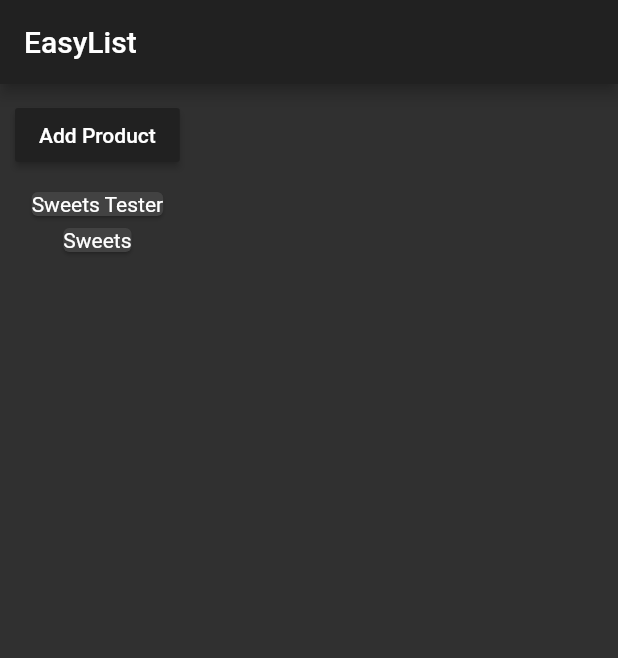
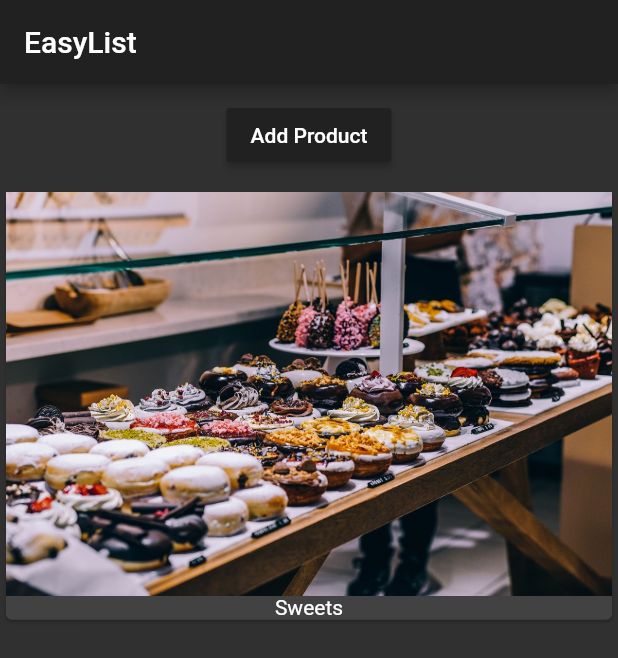
Before and after one commit to GianclaudioCarella/flutter_course, a Flutter app: the screen it shows after launch, after a tap on "Add Product", on a phone screen of 412 x 824 dp. Shown: the top 658 px of the screen. Run offline on Flutter 3.47's test engine with Material 2 defaults, Android fonts, the phone set to English and light mode, and no system bars.

```diff
--- a/lib/product_manager.dart
+++ b/lib/product_manager.dart
@@ -6,7 +6,7 @@ import './product_control.dart';
 class ProductManager extends StatefulWidget {
   final String startingProduct;
 
-  ProductManager({this.startingProduct = 'Sweets Tester'}) {
+  ProductManager({this.startingProduct}) {
     print('[ProductManager Widget] Constructor');
   }
 
@@ -23,8 +23,10 @@ class _ProductManagerState extends State<ProductManager> {
   @override
   void initState() {
     print('[ProductManager State] initState()');
+    if(widget.startingProduct != null){
+      _products.add(widget.startingProduct);
+    }
     super.initState();
-    _products.add(widget.startingProduct);
   }
 
   @override
@@ -47,7 +49,7 @@ class _ProductManagerState extends State<ProductManager> {
         Container(
             margin: EdgeInsets.all(10.0),
             child: ProductControl(_addProduct)),
-        Products(_products)
+        Expanded(child: Products(_products))
       ],
     );
   }
--- a/lib/products.dart
+++ b/lib/products.dart
@@ -3,24 +3,40 @@ import 'package:flutter/material.dart';
 class Products extends StatelessWidget {
   final List<String> products;
 
-  Products([this.products = const []]){
+  Products([this.products = const []]) {
     print('[Products Widget] Constructor');
+  }
+
+  Widget _buildProductItem(BuildContext context, int index) {
+    return Card(
+      child: Column(
+        children: <Widget>[
+          Image.asset('assets/food.jpg'),
+          Text(products[index]),
+        ],
+      ),
+    );
+  }
+
+  Widget _buildProductLists() {
+    Widget productCards;
+
+    if (products.length > 0) {
+      productCards = ListView.builder(
+        itemBuilder: _buildProductItem,
+        itemCount: products.length,
+      );
+    } else {
+      productCards = Center(
+        child: Text('No products found, please add some'),
+      );
+    }
+    return productCards;
   }
 
   @override
   Widget build(BuildContext context) {
     print('[Products Widget] build()');
-    return Column(
-      children: products
-          .map((element) => Card(
-                child: Column(
-                  children: <Widget>[
-                    // Image.asset('assets/food.jpg'),
-                    Text(element),
-                  ],
-                ),
-              ))
-          .toList(),
-    );
+    return _buildProductLists();
   }
 }
```
